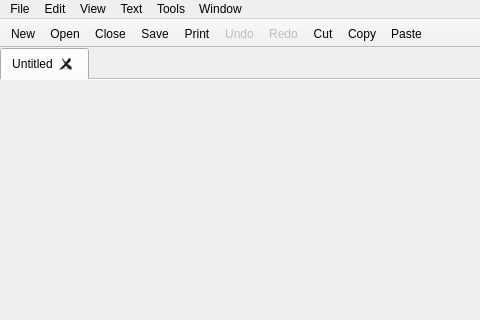
First picture: the form in mainwindow.ui, repository obiwankennedy/cahootseditor, before the edit; both pictures show x 0 to 480 and y 0 to 320 of the 720 by 635 pixel window.
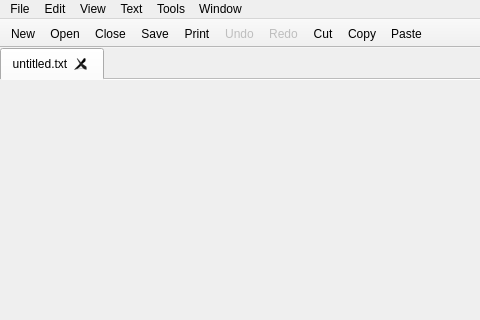
Second picture: the form after the edit. Icons and pictures are not drawn.

Commit message: Changed default file name for first tab to be consistent.

```diff
--- a/mainwindow.ui
+++ b/mainwindow.ui
@@ -43,7 +43,7 @@
       </property>
       <widget class="QWidget" name="tab">
        <attribute name="title">
-        <string>Untitled</string>
+        <string>untitled.txt</string>
        </attribute>
       </widget>
      </widget>
```
